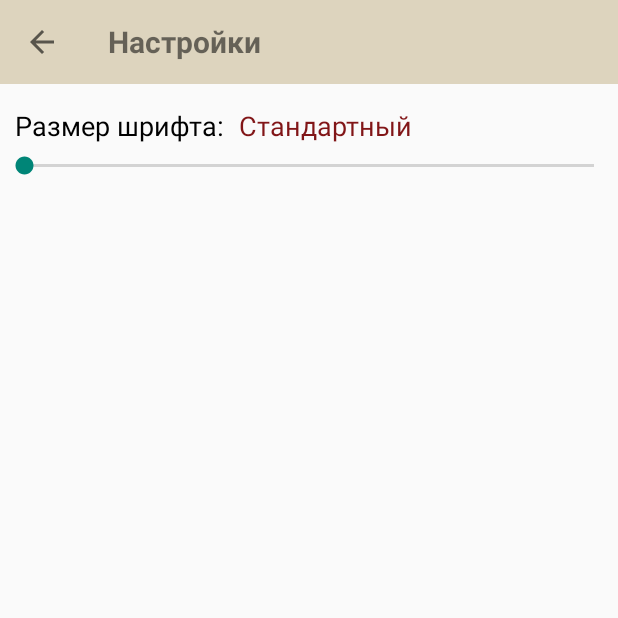
After one commit to vsdeni/EJ, an Android app: the SettingsActivity screen opened directly, with no data from a screen before it, on a phone screen of 412 x 824 dp, the top half of it. The commit adds this screen. Run offline under Robolectric (Android 15) with nearby library versions, the phone set to English and light mode, and no system bars; libraries missing offline, so code that uses them is left out: com.facebook, com.facebook.share, com.octo.android, com.vk.sdk; 4 statements that could not run were skipped.

Commit message:
Font size changing

```diff
--- /dev/null
+++ b/app/src/main/java/com/ejnew/news/activities/SettingsActivity.java
@@ -0,0 +1,65 @@
+package com.ejnew.news.activities;
+
+import android.os.Bundle;
+import android.support.v7.widget.Toolbar;
+import android.widget.SeekBar;
+import android.widget.TextView;
+
+import com.ejnew.news.R;
+import com.ejnew.news.enums.FontSize;
+import com.ejnew.news.helpers.Utils;
+
+public class SettingsActivity extends BaseActivity implements SeekBar.OnSeekBarChangeListener {
+    private SeekBar mFontSeekBar;
+    int stepSize = 100 / (FontSize.values().length - 1);
+    Toolbar mToolbar;
+    TextView mFontValueView;
+
+    @Override
+    protected void onCreate(Bundle savedInstanceState) {
+        super.onCreate(savedInstanceState);
+        setContentView(R.layout.activity_settings);
+        mFontSeekBar = (SeekBar) findViewById(R.id.font_size_seekbar);
+        mFontSeekBar.setOnSeekBarChangeListener(this);
+
+        mFontValueView = (TextView) findViewById(R.id.font_size_value);
+
+        int fontSize = Utils.Prefs.getInt(Utils.Prefs.FONT_SIZE, 0, this);
+        onProgressChanged(mFontSeekBar, fontSize * stepSize, false);
+
+        mToolbar = (Toolbar) findViewById(R.id.toolbar);
+        setSupportActionBar(mToolbar);
+        getSupportActionBar().setDisplayShowTitleEnabled(false);
+        getSupportActionBar().setDisplayShowCustomEnabled(true);
+        getSupportActionBar().setDisplayHomeAsUpEnabled(true);
+    }
+
+    private void updateFontSize(int fontSize) {
+        FontSize font = FontSize.getById(fontSize);
+        mFontValueView.setText(font.getTitleResId());
+        Utils.Prefs.saveInt(Utils.Prefs.FONT_SIZE, font.ordinal(), this);
+    }
+
+    @Override
+    public void onProgressChanged(SeekBar seekBar, int progress, boolean fromUser) {
+        progress = (Math.round(progress / stepSize)) * stepSize;
+        seekBar.setProgress(progress);
+        for (FontSize fontSize : FontSize.values()) {
+            if ((Math.round(progress / stepSize)) == fontSize.ordinal()) {
+                updateFontSize(fontSize.ordinal());
+                return;
+            }
+        }
+
+    }
+
+    @Override
+    public void onStartTrackingTouch(SeekBar seekBar) {
+
+    }
+
+    @Override
+    public void onStopTrackingTouch(SeekBar seekBar) {
+
+    }
+}
--- /dev/null
+++ b/app/src/main/java/com/ejnew/news/enums/FontSize.java
@@ -0,0 +1,38 @@
+package com.ejnew.news.enums;
+
+import com.ejnew.news.R;
+
+/**
+ * Created by Deni on 26.06.2015.
+ */
+public enum FontSize {
+    STANDART(R.string.font_size_standart, 16),
+    BIG(R.string.font_size_big, 22),
+    VERY_BIG(R.string.font_size_very_big, 28),
+    LARGE(R.string.font_size_large, 34);
+
+    FontSize(int titleResId, int size) {
+        mTitleResId = titleResId;
+        mSize = size;
+    }
+
+    private int mTitleResId;
+    private int mSize;
+
+    public int getTitleResId() {
+        return mTitleResId;
+    }
+
+    public int getSize() {
+        return mSize;
+    }
+
+    public static FontSize getById(int id) {
+        for (FontSize fontSize : values()) {
+            if (fontSize.ordinal() == id) {
+                return fontSize;
+            }
+        }
+        return STANDART;
+    }
+}
--- /dev/null
+++ b/app/src/main/res/layout/activity_settings.xml
@@ -0,0 +1,56 @@
+<?xml version="1.0" encoding="utf-8"?>
+<RelativeLayout xmlns:android="http://schemas.android.com/apk/res/android"
+                xmlns:tools="http://schemas.android.com/tools"
+                android:layout_width="match_parent"
+                android:layout_height="match_parent"
+                android:orientation="vertical">
+
+    <android.support.v7.widget.Toolbar
+        android:id="@+id/toolbar"
+        xmlns:android="http://schemas.android.com/apk/res/android"
+        android:layout_width="match_parent"
+        android:layout_height="wrap_content"
+        android:background="?attr/colorPrimary"
+        android:gravity="center"
+        android:minHeight="?attr/actionBarSize">
+
+        <TextView
+            android:layout_width="wrap_content"
+            android:layout_height="wrap_content"
+            android:text="@string/menu_item_settings"
+            android:textSize="20sp"
+            android:textStyle="bold"/>
+    </android.support.v7.widget.Toolbar>
+
+    <TextView
+        android:id="@+id/font_size_label"
+        android:layout_width="wrap_content"
+        android:layout_height="wrap_content"
+        android:layout_below="@id/toolbar"
+        android:layout_marginLeft="10dp"
+        android:layout_marginTop="15dp"
+        android:text="@string/font_size"
+        android:textColor="@android:color/black"
+        android:textSize="18sp"/>
+
+    <TextView
+        android:id="@+id/font_size_value"
+        android:layout_width="wrap_content"
+        android:layout_height="wrap_content"
+        android:layout_alignParentRight="true"
+        android:layout_below="@id/toolbar"
+        android:layout_marginLeft="10dp"
+        android:layout_marginRight="10dp"
+        android:layout_marginTop="15dp"
+        android:layout_toRightOf="@id/font_size_label"
+        android:textColor="@color/brandBurgundy"
+        android:textSize="18sp"
+        tools:text="Стандартный"/>
+
+    <SeekBar
+        android:id="@+id/font_size_seekbar"
+        android:layout_width="match_parent"
+        android:layout_height="wrap_content"
+        android:layout_below="@id/font_size_label"
+        android:layout_marginTop="5dp"/>
+</RelativeLayout>
--- a/app/src/main/res/layout/fragment_article.xml
+++ b/app/src/main/res/layout/fragment_article.xml
@@ -35,7 +35,7 @@
                     android:shadowRadius="5"
                     tools:text="Киргуду\nВИКТОР ШЕНДЕРОВИЧ"
                     android:textColor="@color/veryLightGray"
-                    android:textSize="20sp"/>
+                    android:textSize="@dimen/article_title_def_text_size"/>
 
                 <WebView
                     android:id="@+id/body"
--- a/app/src/main/res/values/dimens.xml
+++ b/app/src/main/res/values/dimens.xml
@@ -4,4 +4,8 @@
     <dimen name="activity_vertical_margin">16dp</dimen>
     <dimen name="share_button_size">75dp</dimen>
     <dimen name="share_button_padding">12dp</dimen>
+    <dimen name="header_spoiler_def_text_size">14sp</dimen>
+    <dimen name="header_title_def_text_size">18sp</dimen>
+    <dimen name="header_meta_def_text_size">12sp</dimen>
+    <dimen name="article_title_def_text_size">20sp</dimen>
 </resources>
--- a/app/src/main/res/values/strings.xml
+++ b/app/src/main/res/values/strings.xml
@@ -32,8 +32,13 @@
     <string name="web_editor_2">Мария Каменская</string>
     <string name="web_editor_3">Светлана Солодовник</string>
     <string name="menu_item_about">О редакции</string>
+    <string name="menu_item_settings">Настройки</string>
     <string name="chief_editor">шеф-редактор</string>
     <string name="general_director">генеральный директор</string>
     <string name="success_sharing_message">Вы успешно поделились статьей</string>
-
+    <string name="font_size">Размер шрифта:</string>
+    <string name="font_size_standart">Стандартный</string>
+    <string name="font_size_big">Большой</string>
+    <string name="font_size_very_big">Очень большой</string>
+    <string name="font_size_large">Огромный</string>
 </resources>
```
Also changed, not shown: app/src/main/AndroidManifest.xml (+30 -19 lines), app/src/main/java/com/ejnew/news/activities/MainActivity.java (+9 -0 lines), app/src/main/java/com/ejnew/news/adapters/HeadersAdapter.java (+10 -0 lines), app/src/main/java/com/ejnew/news/fragments/ArticleFragment.java (+7 -0 lines), app/src/main/res/layout/activity_main.xml (+20 -2 lines), app/src/main/res/layout/row_header.xml (+19 -17 lines), app/src/main/res/values/strings_activity_settings.xml (added, +61 -0 lines), app/src/main/res/xml/pref_data_sync.xml (added, +21 -0 lines), app/src/main/res/xml/pref_general.xml (added, +33 -0 lines), app/src/main/res/xml/pref_headers.xml (added, +17 -0 lines), app/src/main/res/xml/pref_notification.xml (added, +27 -0 lines).
